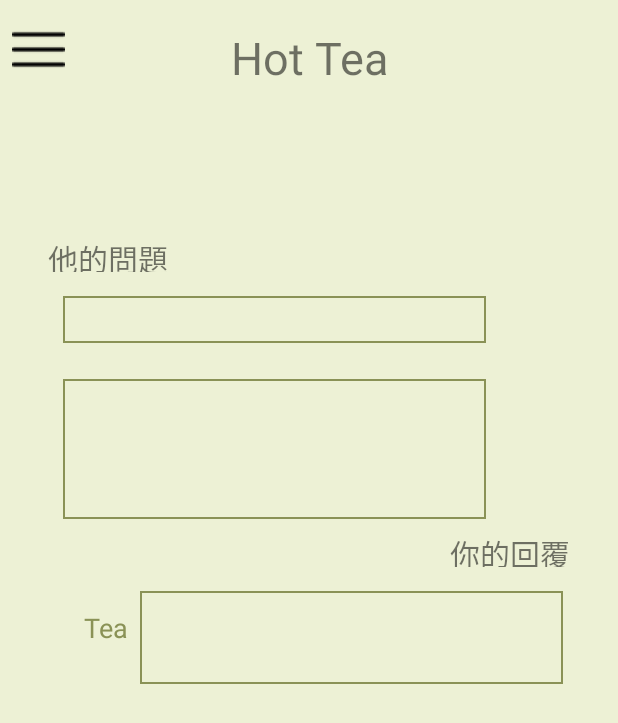
After one commit to JingPoo/HT, an Android app: the realhisAns2 screen opened directly, with no data from a screen before it, on a phone screen of 412 x 824 dp. The commit adds this screen. Shown: the top 723 px of the screen. Run offline under Robolectric (Android 15) with nearby library versions, the phone set to English and light mode, and no system bars; our stand-ins replace Firebase (no records; nobody signed in at launch, a user with empty details on screens opened directly).

Commit message:
DEBUG!!! & 新增歷史回答點選進入的頁面

```diff
--- a/app/src/main/AndroidManifest.xml
+++ b/app/src/main/AndroidManifest.xml
@@ -23,7 +23,8 @@
         android:roundIcon="@mipmap/ic_launcher_round"
         android:supportsRtl="true"
         android:theme="@style/AppTheme">
-        <activity android:name=".encycloActivity"></activity>
+        <activity android:name=".realhisAns2"></activity>
+        <activity android:name=".encycloActivity" />
         <activity android:name=".hisAns2" />
         <!--
              The API key for Google Maps-based APIs is defined as a string resource.
--- /dev/null
+++ b/app/src/main/java/com/example/ht/realhisAns2.java
@@ -0,0 +1,89 @@
+package com.example.ht;
+
+import android.content.Intent;
+import android.support.annotation.NonNull;
+import android.support.v7.app.AppCompatActivity;
+import android.os.Bundle;
+import android.view.TextureView;
+import android.view.View;
+import android.widget.Button;
+import android.widget.ImageButton;
+import android.widget.TextView;
+
+import com.google.firebase.database.DataSnapshot;
+import com.google.firebase.database.DatabaseError;
+import com.google.firebase.database.DatabaseReference;
+import com.google.firebase.database.FirebaseDatabase;
+import com.google.firebase.database.ValueEventListener;
+
+public class realhisAns2 extends AppCompatActivity {
+
+    String userId = "";
+    String Content = "";
+    String Title = "";
+    String proID = "";
+    String repID = "";
+
+    TextView textView1,textView2,textView3,teatextView,textHotTea3,QtextView,RtextView;
+    ImageButton menubutton3;
+
+    private DatabaseReference rootRef = FirebaseDatabase.getInstance().getReference();
+
+    @Override
+    protected void onCreate(Bundle savedInstanceState) {
+        super.onCreate(savedInstanceState);
+        setContentView(R.layout.activity_realhis_ans2);
+
+        textView1 = (TextView)findViewById(R.id.textView1);
+        textView2 = (TextView)findViewById(R.id.textView2);
+        textView3 = (TextView)findViewById(R.id.textView3);
+        teatextView = (TextView)findViewById(R.id.teatextView);
+        textHotTea3 = (TextView)findViewById(R.id.textHotTea3);
+        RtextView = (TextView)findViewById(R.id.RtextView);
+        QtextView = (TextView)findViewById(R.id.QtextView);
+        menubutton3 = (ImageButton)findViewById(R.id.menubutton3);
+
+        //抓在hisAns頁面點的回覆
+        Intent it = getIntent();
+        Title = it.getStringExtra("Title");
+        Content = it.getStringExtra("Content");
+        proID = it.getStringExtra("problemID");
+        repID = it.getStringExtra("replyID");
+        //userId = it.getStringExtra("UserID");
+        System.out.println("hisAns2 ------ Title:"+Title+", Content:"+Content+", Problem ID:"+proID+", Reply ID:"+repID);
+
+        rootRef.addValueEventListener(new ValueEventListener() {
+            @Override
+            public void onDataChange(@NonNull DataSnapshot dataSnapshot) {
+                if (dataSnapshot.exists()) {
+                    String Qtitle = Title;
+                    String Qcontent = dataSnapshot.child("problem").child(proID).child("content_problem").getValue(String.class);
+                    String Rcontent = Content;
+
+                    textView1.setText(Qtitle);
+                    textView2.setText(Qcontent);
+                    textView3.setText(Rcontent);
+
+                }
+            }
+
+            @Override
+            public void onCancelled(@NonNull DatabaseError databaseError) {
+
+            }
+        });
+
+
+
+    }
+    public void gotohome(View v) {
+
+        finish();
+    }
+
+    public void gotomenu(View v) {
+        Intent it = new Intent(this, menuActivity.class);
+        //it.putExtra("UserId", userId);
+        startActivity(it);
+    }
+}
--- /dev/null
+++ b/app/src/main/res/layout/activity_realhis_ans2.xml
@@ -0,0 +1,110 @@
+<?xml version="1.0" encoding="utf-8"?>
+<android.support.constraint.ConstraintLayout xmlns:android="http://schemas.android.com/apk/res/android"
+    xmlns:app="http://schemas.android.com/apk/res-auto"
+    xmlns:tools="http://schemas.android.com/tools"
+    android:layout_width="match_parent"
+    android:layout_height="match_parent"
+    android:background="#EDF1D5"
+    tools:context=".realhisAns2">
+
+    <TextView
+        android:id="@+id/textView2"
+        android:layout_width="282dp"
+        android:layout_height="93dp"
+        android:layout_marginStart="32dp"
+        android:layout_marginTop="24dp"
+        android:layout_marginEnd="88dp"
+        android:background="@drawable/textview_border"
+        app:layout_constraintEnd_toEndOf="parent"
+        app:layout_constraintHorizontal_bias="1.0"
+        app:layout_constraintStart_toStartOf="parent"
+        app:layout_constraintTop_toBottomOf="@+id/textView1" />
+
+    <TextView
+        android:id="@+id/textView1"
+        android:layout_width="282dp"
+        android:layout_height="31dp"
+        android:layout_marginStart="32dp"
+        android:layout_marginTop="120dp"
+        android:layout_marginEnd="88dp"
+        android:background="@drawable/textview_border"
+        app:layout_constraintEnd_toEndOf="parent"
+        app:layout_constraintHorizontal_bias="1.0"
+        app:layout_constraintStart_toStartOf="parent"
+        app:layout_constraintTop_toBottomOf="@+id/textHotTea3" />
+
+    <TextView
+        android:id="@+id/textView3"
+        android:layout_width="282dp"
+        android:layout_height="62dp"
+        android:layout_marginStart="88dp"
+        android:layout_marginTop="48dp"
+        android:layout_marginEnd="32dp"
+        android:background="@drawable/textview_border"
+        app:layout_constraintEnd_toEndOf="parent"
+        app:layout_constraintStart_toStartOf="parent"
+        app:layout_constraintTop_toBottomOf="@+id/textView2" />
+
+    <TextView
+
+        android:id="@+id/textHotTea3"
+        android:layout_width="171dp"
+        android:layout_height="59dp"
+        android:layout_marginStart="8dp"
+        android:layout_marginEnd="8dp"
+        android:layout_marginBottom="8dp"
+        android:text="Hot Tea"
+        android:textAlignment="center"
+        android:textSize="30sp"
+        app:layout_constraintBottom_toBottomOf="parent"
+        app:layout_constraintEnd_toEndOf="parent"
+        app:layout_constraintStart_toStartOf="parent"
+        app:layout_constraintTop_toTopOf="parent"
+        app:layout_constraintVertical_bias="0.024" />
+
+    <ImageButton
+        android:id="@+id/menubutton3"
+        android:layout_width="wrap_content"
+        android:layout_height="49dp"
+        android:layout_marginStart="8dp"
+        android:layout_marginTop="8dp"
+        android:background="#00FFFFFF"
+        android:onClick="gotomenu"
+        app:layout_constraintStart_toStartOf="parent"
+        app:layout_constraintTop_toTopOf="parent"
+        app:srcCompat="@drawable/menu" />
+
+    <TextView
+        android:id="@+id/teatextView"
+        android:layout_width="wrap_content"
+        android:layout_height="wrap_content"
+        android:layout_marginTop="60dp"
+        android:layout_marginEnd="8dp"
+        android:text="Tea"
+        android:textColor="#8A9256"
+        android:textSize="18sp"
+        app:layout_constraintEnd_toStartOf="@+id/textView3"
+        app:layout_constraintTop_toBottomOf="@+id/textView2" />
+
+    <TextView
+        android:id="@+id/QtextView"
+        android:layout_width="wrap_content"
+        android:layout_height="24dp"
+        android:layout_marginStart="32dp"
+        android:layout_marginBottom="16dp"
+        android:text="他的問題"
+        android:textSize="20sp"
+        app:layout_constraintBottom_toTopOf="@+id/textView1"
+        app:layout_constraintStart_toStartOf="parent" />
+
+    <TextView
+        android:id="@+id/RtextView"
+        android:layout_width="wrap_content"
+        android:layout_height="24dp"
+        android:layout_marginEnd="32dp"
+        android:layout_marginBottom="16dp"
+        android:text="你的回覆"
+        android:textSize="20sp"
+        app:layout_constraintBottom_toTopOf="@+id/textView3"
+        app:layout_constraintEnd_toEndOf="parent" />
+</android.support.constraint.ConstraintLayout>
```
Also changed, not shown: app/src/main/java/com/example/ht/ansActivity.java (+25 -5 lines), app/src/main/java/com/example/ht/hisAns.java (+29 -2 lines), app/src/main/java/com/example/ht/hisAns2.java (+9 -5 lines), app/src/main/java/com/example/ht/hisAsk.java (+9 -8 lines).
